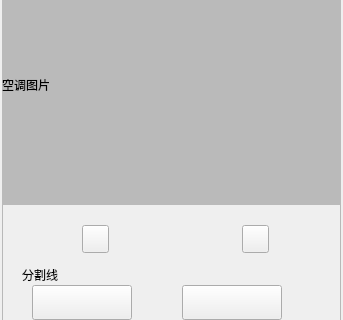
This is code/myServer/device/device_ac.ui in xi-song/smart_qt as Qt 5 draws it before an edit; both pictures show x 0 to 343 and y 127 to 447 of the 343 by 590 pixel window. The edited form follows.
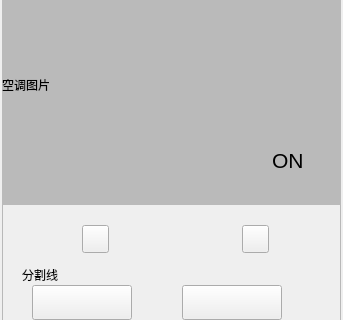
This is the edited form.

Diff of the .ui file:
```diff
--- a/code/myServer/device/device_ac.ui
+++ b/code/myServer/device/device_ac.ui
@@ -239,6 +239,26 @@
        <string>分割线</string>
       </property>
      </widget>
+     <widget class="QLabel" name="label_onoff_2">
+      <property name="geometry">
+       <rect>
+        <x>270</x>
+        <y>260</y>
+        <width>72</width>
+        <height>51</height>
+       </rect>
+      </property>
+      <property name="font">
+       <font>
+        <pointsize>16</pointsize>
+        <weight>50</weight>
+        <bold>false</bold>
+       </font>
+      </property>
+      <property name="text">
+       <string>ON</string>
+      </property>
+     </widget>
     </widget>
    </item>
   </layout>
```
